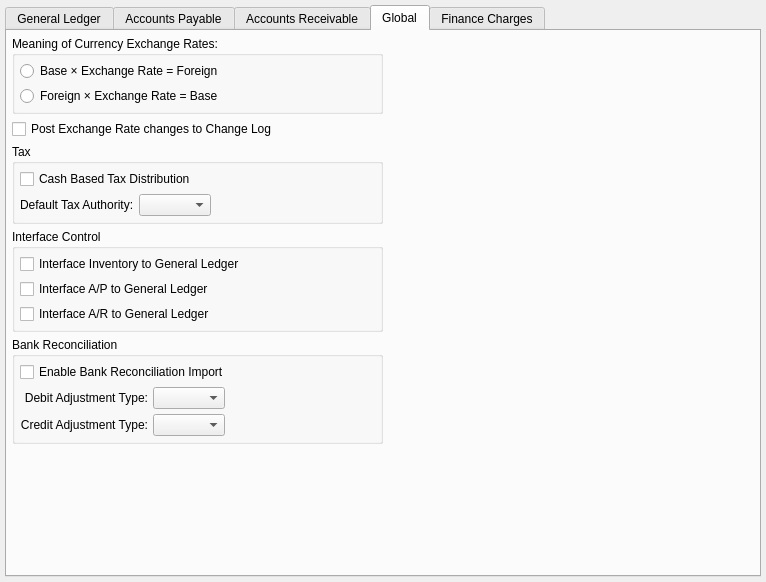
Before: the Qt Designer form guiclient/configureGL.ui in discountscott/qt-client, drawn with Qt 5.
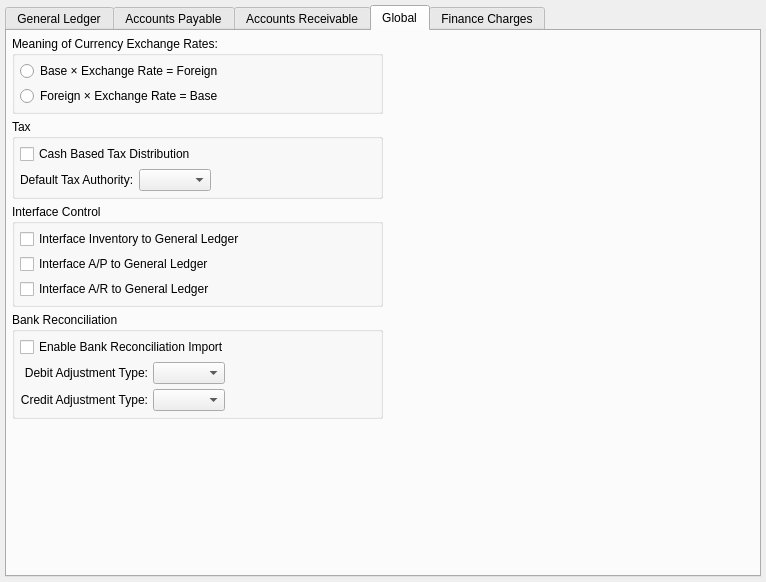
After: the same form once the commit is applied. The open tabs and pages were chosen to show the change. Custom widgets are drawn as their Qt base class.

Diff of the .ui file:
```diff
--- a/guiclient/configureGL.ui
+++ b/guiclient/configureGL.ui
@@ -1358,13 +1358,6 @@
              </layout>
             </widget>
            </item>
-           <item>
-            <widget class="QCheckBox" name="_fxChangeLog">
-             <property name="text">
-              <string>Post Exchange Rate changes to Change Log</string>
-             </property>
-            </widget>
-           </item>
            <item>
             <widget class="QGroupBox" name="_taxGroup">
              <property name="title">
```
Left out of the diff: 3 changed lines with no effect on the pictures.
